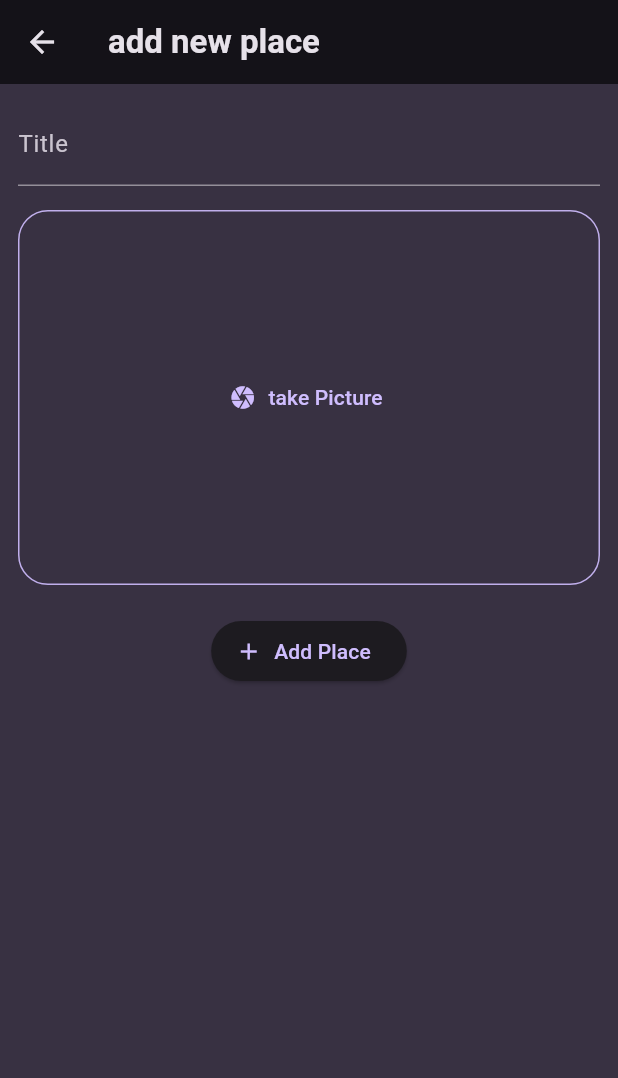
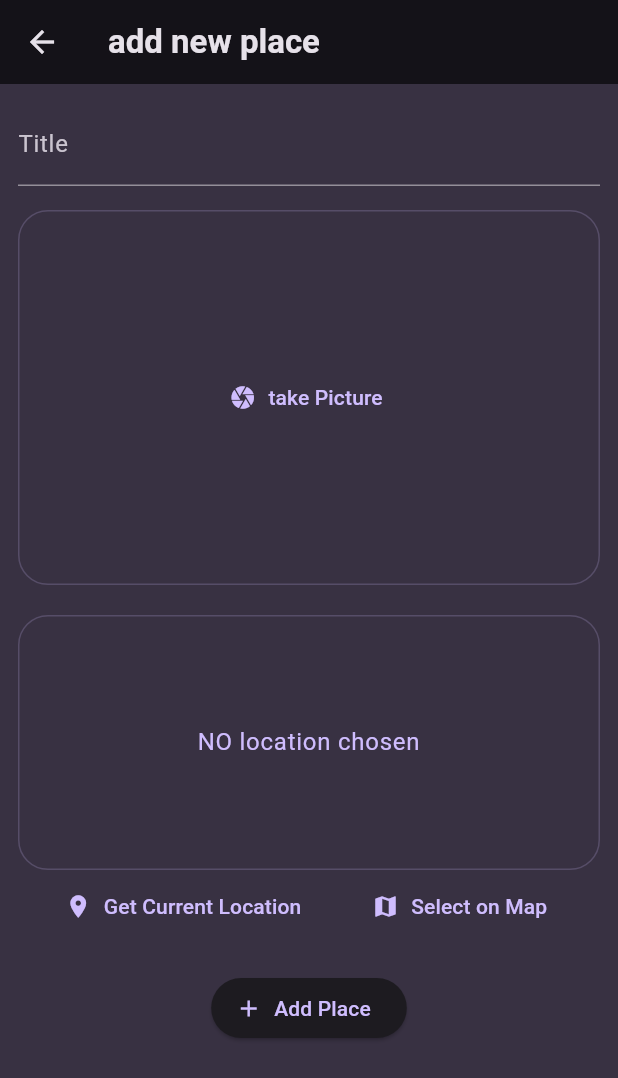
Before and after one commit to azutsavv/camera_app, a Flutter app: the places screen opened directly, after a tap on the "add" icon, on a phone screen of 412 x 824 dp. Shown: the top 1078 px of the screen. Run offline on Flutter 3.47's test engine with Material 3 defaults, Android fonts, the phone set to English and light mode, and no system bars; our stand-ins replace flutter_riverpod, google_fonts, image_picker.

Commit message:
location manager added and working on feature

```diff
--- a/lib/screens/add_places.dart
+++ b/lib/screens/add_places.dart
@@ -1,6 +1,7 @@
 import 'dart:io';
 
 import 'package:camera_app/provider/user_provider.dart';
+import 'package:camera_app/widget/location_input.dart';
 import 'package:flutter/material.dart';
 import 'package:flutter_riverpod/flutter_riverpod.dart';
 import 'package:camera_app/widget/image_input.dart';
@@ -59,6 +60,11 @@ class _AddPlacesState extends ConsumerState<AddPlaces> {
             },
 
             ),
+            const SizedBox(
+              height: 20,
+            ),
+
+            LocationInput(),
 
             const SizedBox(
               height: 20,
--- a/lib/screens/places.dart
+++ b/lib/screens/places.dart
@@ -31,6 +31,9 @@ class places extends ConsumerWidget {
                 icon: const Icon(Icons.add))
           ],
         ),
-        body: PlacesList(places: userplaces));
+        body: Padding(
+          padding: const EdgeInsets.all(8),
+          child: PlacesList(
+            places: userplaces)));
   }
 }
--- a/lib/widget/image_input.dart
+++ b/lib/widget/image_input.dart
@@ -58,7 +58,7 @@ class _ImageInputState extends State<ImageInput> {
         borderRadius: BorderRadius.circular(20),
         border: Border.all(
           width: 1,
-          color: Theme.of(context).colorScheme.primary.withOpacity(0.9),
+          color: Theme.of(context).colorScheme.primary.withOpacity(0.2),
           ),
 
       ),
--- /dev/null
+++ b/lib/widget/location_input.dart
@@ -0,0 +1,60 @@
+import 'package:camera_app/main.dart';
+import 'package:flutter/material.dart';
+
+class LocationInput extends StatefulWidget {
+  const LocationInput({super.key});
+
+  @override
+  State<LocationInput> createState() => _LocationInputState();
+}
+
+class _LocationInputState extends State<LocationInput> {
+  @override
+  Widget build(BuildContext context) {
+    return Column(
+      children: [
+        Container(
+            alignment: Alignment.center,
+            height: 170,
+            width: double.infinity,
+            decoration: BoxDecoration(
+              borderRadius: BorderRadius.circular(20),
+              border: Border.all(
+              width: 1,
+              color: Theme.of(context).colorScheme.primary.withOpacity(0.2),
+              ),
+            ),
+
+            child:  Text(
+              'NO location chosen' ,
+              style:Theme.of(context).textTheme.bodyLarge!.copyWith(
+                color: Theme.of(context).colorScheme.primary
+              ),
+              textAlign: TextAlign.center,),
+
+        ),
+
+        Row(
+          mainAxisAlignment: MainAxisAlignment.spaceEvenly,
+
+          children: [
+            TextButton.icon(
+              onPressed: () {
+
+              },
+              icon: const Icon(Icons.location_on),
+              label: const Text("Get Current Location")
+            ),
+
+            TextButton.icon(
+              onPressed: () {
+
+              },
+              icon: const Icon(Icons.map),
+              label: const Text("Select on Map"))
+          ],
+        ),
+      ],
+    );
+  }
+}
--- a/lib/widget/places_list.dart
+++ b/lib/widget/places_list.dart
@@ -22,8 +22,14 @@ class PlacesList extends StatelessWidget {
     }
     else {
       return ListView.builder(
+
       itemCount: places.length,
       itemBuilder: (context, index) => ListTile(
+
+        leading: CircleAvatar(
+          radius: 26,
+          backgroundImage: FileImage(places[index].image ),
+        ),
         title: Text(
           places[index].title,
           style: Theme.of(context)
--- a/pubspec.yaml
+++ b/pubspec.yaml
@@ -39,6 +39,7 @@ dependencies:
   uuid: ^4.1.0
   flutter_riverpod: ^2.4.4
   image_picker: ^1.0.7
+  location: ^6.0.1
 
 dev_dependencies:
   flutter_test:
```
Also changed, not shown: lib/screens/places_deatils.dart (+10 -8 lines), pubspec.lock, 2 other files.
